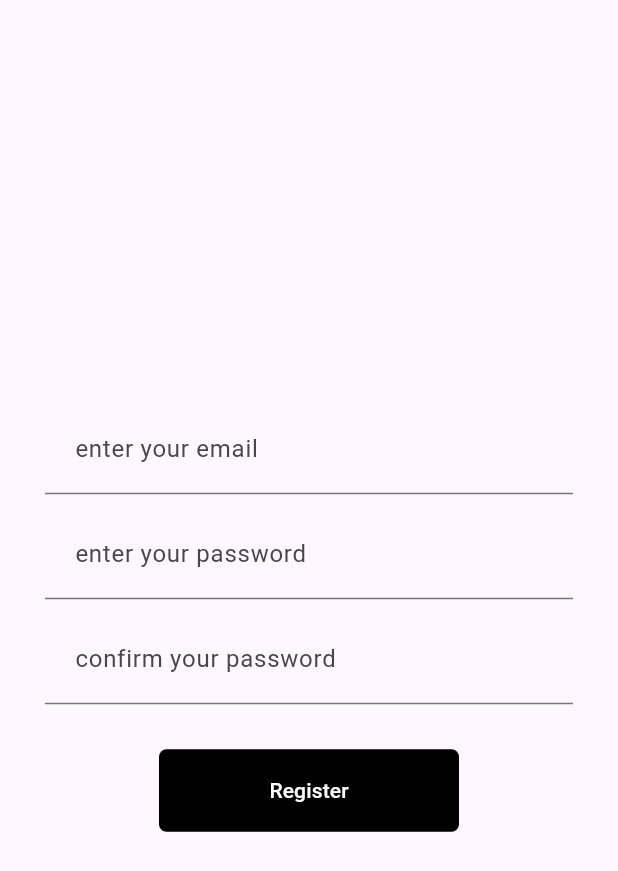
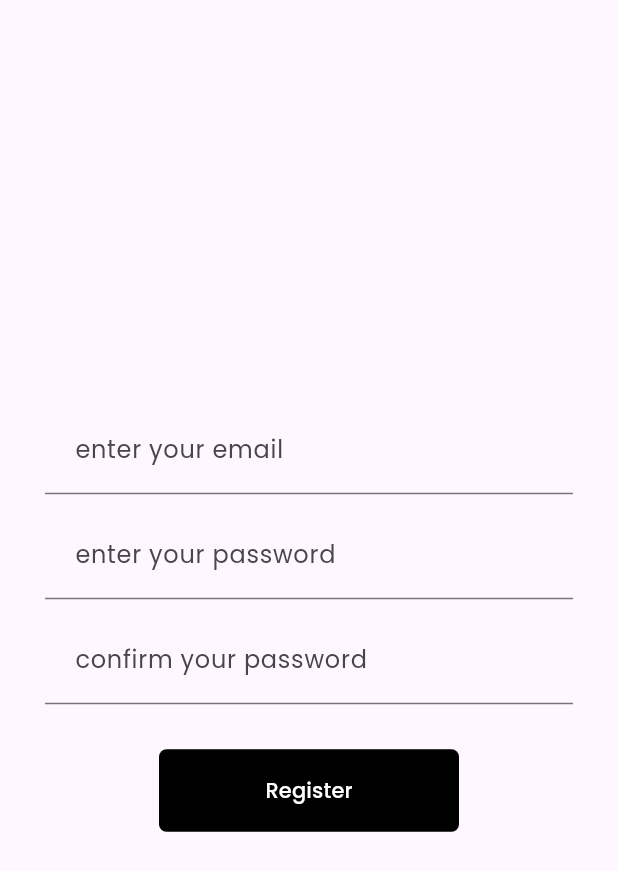
Before and after one commit to metatony/chat-app, a Flutter app: the screen it shows after launch, after a tap on "Register", on a phone screen of 412 x 824 dp. Shown: the top 871 px of the screen. Run offline on Flutter 3.47's test engine with Material 2 defaults, Android fonts, the phone set to English and light mode, and no system bars; our stand-ins replace animated_text_kit, google_fonts, page_transition.

Commit message:
added animation

```diff
--- a/lib/main.dart
+++ b/lib/main.dart
@@ -3,6 +3,7 @@ import 'package:chat_app/screens/registration_screen.dart';
 import 'package:chat_app/screens/splash_screen.dart';
 import 'package:chat_app/screens/welcome_screen.dart';
 import 'package:flutter/material.dart';
+import 'package:google_fonts/google_fonts.dart';
 
 void main() {
   runApp(const MyApp());
@@ -14,17 +15,20 @@ class MyApp extends StatelessWidget {
   @override
   Widget build(BuildContext context) {
     return MaterialApp(
-      initialRoute: 'welcome_screen',
-      routes: {
-        'welcome_screen': (context) => const WelcomeScreen(),
-        'login_screen': (context) => const LoginScreen(),
-        'registration_screen': (context) => const RegistrationScreen(),
-        'splash_screen': (context) => const SplashScreen(),
-      },
-      //home: const WelcomeScreen(),
+
+      // initialRoute: WelcomeScreen.id,
+      // routes: {
+      //   WelcomeScreen.id: (context) => const WelcomeScreen(),
+      //   LoginScreen.id: (context) => const LoginScreen(),
+      //   RegistrationScreen.id: (context) => const RegistrationScreen(),
+      //   SplashScreen.id: (context) => const SplashScreen(),
+      // },
+      home: const SplashScreen(),
       debugShowCheckedModeBanner: false,
       theme: ThemeData(
         useMaterial3: true,
+        fontFamily: GoogleFonts.poppins().fontFamily,
+
       ),
     );
   }
--- a/lib/screens/login_screen.dart
+++ b/lib/screens/login_screen.dart
@@ -2,6 +2,8 @@ import 'package:flutter/material.dart';
 
 class LoginScreen extends StatefulWidget {
   const LoginScreen({super.key});
+
+  static String id = 'login_screen';
 
   @override
   State<LoginScreen> createState() => _LoginScreenState();
@@ -52,6 +54,7 @@ class _LoginScreenState extends State<LoginScreen> {
                   ),
                 ),
                 onPressed: () {
+                  Navigator.pop(context);
                   //Navigator.pushNamed(context, '');
                 },
               ),
--- a/lib/screens/registration_screen.dart
+++ b/lib/screens/registration_screen.dart
@@ -1,7 +1,10 @@
+import 'package:chat_app/widgets/register_button.dart';
 import 'package:flutter/material.dart';
 
 class RegistrationScreen extends StatefulWidget {
   const RegistrationScreen({super.key});
+
+  static String id = 'registration_screen';
 
   @override
   State<RegistrationScreen> createState() => _RegistrationScreenState();
@@ -16,7 +19,7 @@ class _RegistrationScreenState extends State<RegistrationScreen> {
         child: SafeArea(
           child: Column(
             mainAxisAlignment: MainAxisAlignment.center,
-            children: [
+            children:  [
               const TextField(
                 decoration: InputDecoration(
                   labelText: 'enter your email',
@@ -47,21 +50,10 @@ class _RegistrationScreenState extends State<RegistrationScreen> {
               const SizedBox(
                 height: 30,
               ),
-              MaterialButton(
-                elevation: 0,
-                shape: RoundedRectangleBorder(
-                  borderRadius: BorderRadius.circular(5),
-                ),
-                color: Colors.black,
-                height: 55,
-                minWidth: 200,
-                child: const Text(
-                  'Register',
-                  style: TextStyle(
-                    color: Colors.white,
-                  ),
-                ),
-                onPressed: () {},
+              RegisterButton(
+                onpPressed: () {
+                  Navigator.pop(context);
+                },
               ),
             ],
           ),
--- a/lib/screens/splash_screen.dart
+++ b/lib/screens/splash_screen.dart
@@ -1,8 +1,10 @@
 import 'package:chat_app/screens/welcome_screen.dart';
 import 'package:flutter/material.dart';
+import 'package:animated_text_kit/animated_text_kit.dart';
 
 class SplashScreen extends StatefulWidget {
   const SplashScreen({super.key});
+  static String id = 'splash_screen';
 
   @override
   State<SplashScreen> createState() => _SplashScreenState();
@@ -11,7 +13,7 @@ class SplashScreen extends StatefulWidget {
 class _SplashScreenState extends State<SplashScreen> {
   @override
   void initState() {
-    Future.delayed(const Duration(seconds: 3), () {
+    Future.delayed(const Duration(seconds: 5), () {
       Navigator.push(
         context,
         MaterialPageRoute(builder: (BuildContext context) {
@@ -33,12 +35,17 @@ class _SplashScreenState extends State<SplashScreen> {
                 height: 60.0,
                 child: Image.asset('images/logo.png'),
               ),
-              const Text(
-                'Chat',
-                style: TextStyle(
-                  fontSize: 45.0,
-                  fontWeight: FontWeight.w900,
-                ),
+              AnimatedTextKit(
+                animatedTexts: [
+                  WavyAnimatedText(
+                    'textme',
+                    textStyle: const TextStyle(
+                      fontSize: 35.0,
+                      color: Colors.black,
+                      fontWeight: FontWeight.w900,
+                    ),
+                  ),
+                ],
               ),
             ],
           ),
--- a/lib/screens/welcome_screen.dart
+++ b/lib/screens/welcome_screen.dart
@@ -1,7 +1,16 @@
+import 'package:chat_app/screens/login_screen.dart';
 import 'package:flutter/material.dart';
+
+import '../widgets/register_button.dart';
+import 'package:page_transition/page_transition.dart';
+
+import 'registration_screen.dart';
+import 'package:animated_text_kit/animated_text_kit.dart';
 
 class WelcomeScreen extends StatefulWidget {
   const WelcomeScreen({super.key});
+
+  static String id = 'welcome_screen';
 
   @override
   State<WelcomeScreen> createState() => _WelcomeScreenState();
@@ -18,13 +27,9 @@ class _WelcomeScreenState extends State<WelcomeScreen> {
             children: [
               Row(
                 mainAxisAlignment: MainAxisAlignment.center,
-                children: [
-                  SizedBox(
-                    height: 55.0,
-                    child: Image.asset('images/logo.png'),
-                  ),
-                  const Text(
-                    'chat',
+                children: const [
+                  Text(
+                    'welcome',
                     style: TextStyle(
                       fontSize: 30.0,
                       fontWeight: FontWeight.w900,
@@ -48,28 +53,26 @@ class _WelcomeScreenState extends State<WelcomeScreen> {
                 minWidth: 200,
                 child: const Text('Login'),
                 onPressed: () {
-                  Navigator.pushNamed(context, 'login_screen');
+                  //Navigator.pushNamed(context, 'login_screen');
+                  Navigator.push(
+                      context,
+                      PageTransition(
+                          duration: const Duration(milliseconds: 500),
+                          type: PageTransitionType.leftToRight,
+                          child: const LoginScreen()));
                 },
               ),
               const SizedBox(
                 height: 15,
               ),
-              MaterialButton(
-                elevation: 0,
-                shape: RoundedRectangleBorder(
-                  borderRadius: BorderRadius.circular(5),
-                ),
-                color: Colors.black,
-                height: 55,
-                minWidth: 200,
-                child: const Text(
-                  'Register',
-                  style: TextStyle(
-                    color: Colors.white,
-                  ),
-                ),
-                onPressed: () {
-                  Navigator.pushNamed(context, 'registration_screen');
+              RegisterButton(
+                onpPressed: () {
+                  Navigator.push(
+                      context,
+                      PageTransition(
+                          duration: const Duration(milliseconds: 500),
+                          type: PageTransitionType.leftToRight,
+                          child: const RegistrationScreen()));
                 },
               ),
             ],
--- /dev/null
+++ b/lib/widgets/register_button.dart
@@ -0,0 +1,33 @@
+import 'package:chat_app/screens/registration_screen.dart';
+import 'package:flutter/material.dart';
+import 'package:page_transition/page_transition.dart';
+
+class RegisterButton extends StatelessWidget {
+  const RegisterButton({
+    super.key,
+    required this.onpPressed,
+  });
+  final Function()? onpPressed;
+
+  @override
+  Widget build(BuildContext context) {
+    return MaterialButton(
+      elevation: 0,
+      shape: RoundedRectangleBorder(
+        borderRadius: BorderRadius.circular(5),
+      ),
+      color: Colors.black,
+      height: 55,
+      minWidth: 200,
+      child: const Text(
+        'Register',
+        style: TextStyle(
+          color: Colors.white,
+        ),
+      ),
+      onPressed: onpPressed,
+        //Navigator.pushNamed(context, 'registration_screen');
+
+    );
+  }
+}
--- a/pubspec.yaml
+++ b/pubspec.yaml
@@ -35,6 +35,9 @@ dependencies:
   # The following adds the Cupertino Icons font to your application.
   # Use with the CupertinoIcons class for iOS style icons.
   cupertino_icons: ^1.0.2
+  page_transition: "^2.0.9"
+  animated_text_kit: ^4.2.2
+  google_fonts: ^4.0.3
 
 dev_dependencies:
   flutter_test:
```
Also changed, not shown: lib/screens/chat_screen.dart (+15 -0 lines), images/flash.png (added), pubspec.lock, 1 other file.
